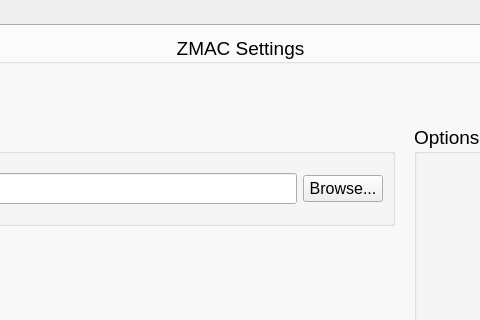
First picture: the form in ui/BAPD_Settings_GUI.ui, repository tinymouse42/BAPD, before the edit; both pictures show x 217 to 697 and y 0 to 320 of the 915 by 615 pixel window.
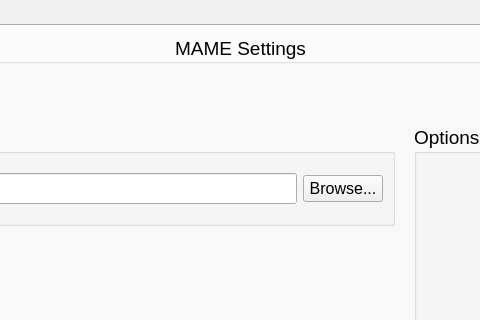
Second picture: the form after the edit. The open tabs and pages were chosen to show the change.

Commit message: Last commit of this branch before merging this branch into the main code. Main code runs great and the settings come up and runs as a stub program. Both are ready for more development. 5/16/2024

```diff
--- a/ui/BAPD_Settings_GUI.ui
+++ b/ui/BAPD_Settings_GUI.ui
@@ -253,7 +253,7 @@
           </font>
          </property>
          <property name="title">
-          <string>ZMAC Settings</string>
+          <string>MAME Settings</string>
          </property>
          <property name="alignment">
           <set>Qt::AlignmentFlag::AlignCenter</set>
```
Left out of the diff: 4 changed lines with no effect on the pictures. The commit also changes 1 other file.
